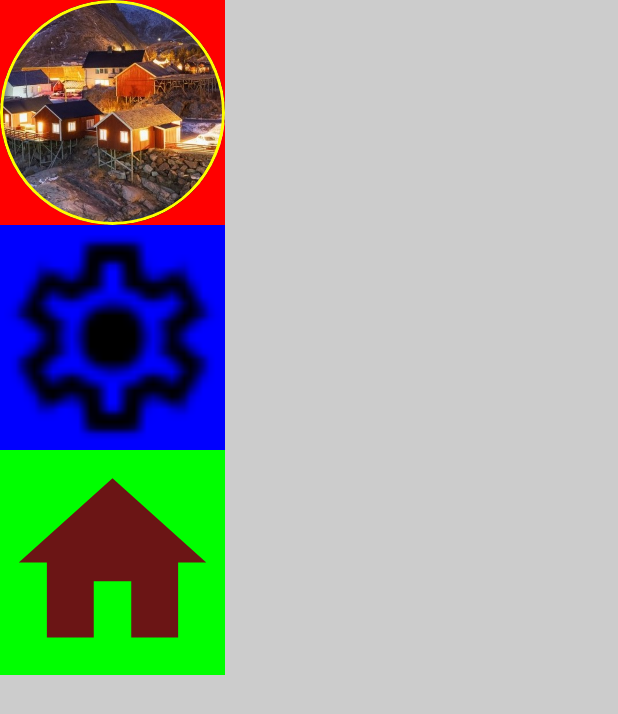
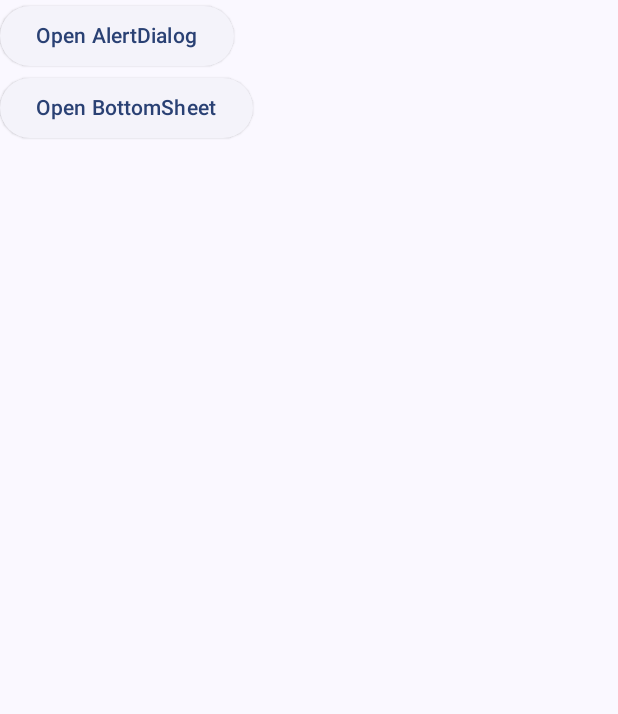
Before and after one commit to meuleuheu/JetpackComposeBasic, an Android app built with Jetpack Compose: the @Preview function GreetingPreview, on a phone screen of 412 x 824 dp. Shown: the top 714 px of the screen. Run offline under Robolectric (Android 15) with nearby library versions, the phone set to English and light mode, and no system bars; libraries missing offline, so code that uses them is left out: kotlinx.coroutines.launch, kotlinx.coroutines.selects.

Commit message:
Dialog & BottomSheet

```diff
--- a/app/src/main/java/com/example/jetpackcomposebasic/MainActivity.kt
+++ b/app/src/main/java/com/example/jetpackcomposebasic/MainActivity.kt
@@ -54,6 +54,8 @@ import androidx.compose.material.icons.filled.Settings
 import androidx.compose.material.icons.rounded.Favorite
 import androidx.compose.material.icons.sharp.Delete
 import androidx.compose.material.icons.sharp.Favorite
+import androidx.compose.material3.AlertDialog
+import androidx.compose.material3.BottomSheetDefaults
 import androidx.compose.material3.Button
 import androidx.compose.material3.ButtonColors
 import androidx.compose.material3.ButtonDefaults
@@ -75,6 +77,7 @@ import androidx.compose.material3.ListItem
 import androidx.compose.material3.ListItemColors
 import androidx.compose.material3.ListItemDefaults
 import androidx.compose.material3.MaterialTheme
+import androidx.compose.material3.ModalBottomSheet
 import androidx.compose.material3.OutlinedButton
 import androidx.compose.material3.OutlinedCard
 import androidx.compose.material3.OutlinedTextField
@@ -822,7 +825,66 @@ fun Greeting13(name: String, modifier: Modifier) {
 }
 // No.13 end
 
-@Preview(showBackground = true)
+// No.14
+@OptIn(ExperimentalMaterial3Api::class)
+@Composable
+fun Greeting14(name: String, modifier: Modifier) {
+    var openAlertDialog by remember { mutableStateOf(false) }
+    var openBottomSheet by remember { mutableStateOf(false) }
+    Column {
+        ElevatedButton(onClick = { openAlertDialog = true }) {
+            Text(text = "Open AlertDialog")
+        }
+        ElevatedButton(onClick = { openBottomSheet = true}) {
+            Text(text = "Open BottomSheet")
+        }
+    }
+
+    if (openAlertDialog) {
+        AlertDialog(
+            onDismissRequest = { openAlertDialog = false },
+            title = { Text("Title") },
+            text = { Text("Text") },
+            confirmButton = {
+                ElevatedButton(onClick = { openAlertDialog = false }) {
+                    Text("Confirm")
+                }
+            },
+            dismissButton = {
+                ElevatedButton(onClick = { openAlertDialog = false }) {
+                    Text("Dismiss")
+                }
+            }
+        )
+    }
+
+    if (openBottomSheet) {
+        ModalBottomSheet(
+            onDismissRequest = { openBottomSheet = false },
+            shape = BottomSheetDefaults.HiddenShape,
+            scrimColor = Color.Cyan,
+            containerColor = Color.Magenta
+        ) {
+            Column(horizontalAlignment = Alignment.CenterHorizontally) {
+                Text(text = "ModalBottomSheet")
+                Row {
+                    ElevatedButton(onClick = { openBottomSheet = false }, modifier = Modifier.weight(1f)) {
+                        Text(text = "Done")
+                    }
+                    ElevatedButton(onClick = { openBottomSheet = false }, modifier = Modifier.weight(1f)) {
+                        Text(text = "Close")
+                    }
+                }
+
+            }
+        }
+    }
+}
+// No.14 end
+
+// https://m3.material.io/components
+
+@Preview(showBackground = true, heightDp = 500)
 @Composable
 fun GreetingPreview() {
     JetpackComposeBasicTheme {
@@ -830,7 +892,7 @@ fun GreetingPreview() {
             modifier = Modifier.fillMaxSize(),
             color = MaterialTheme.colorScheme.background
         ) {
-            Greeting13("Android", modifier = Modifier)
+            Greeting14("Android", modifier = Modifier)
         }
     }
 }
```
